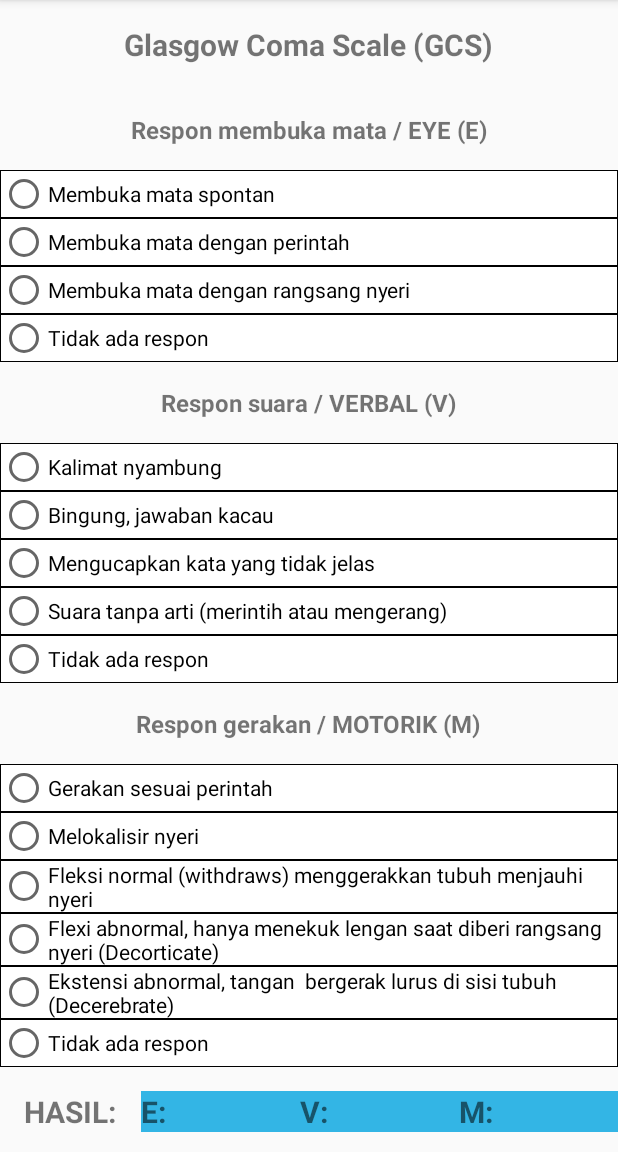
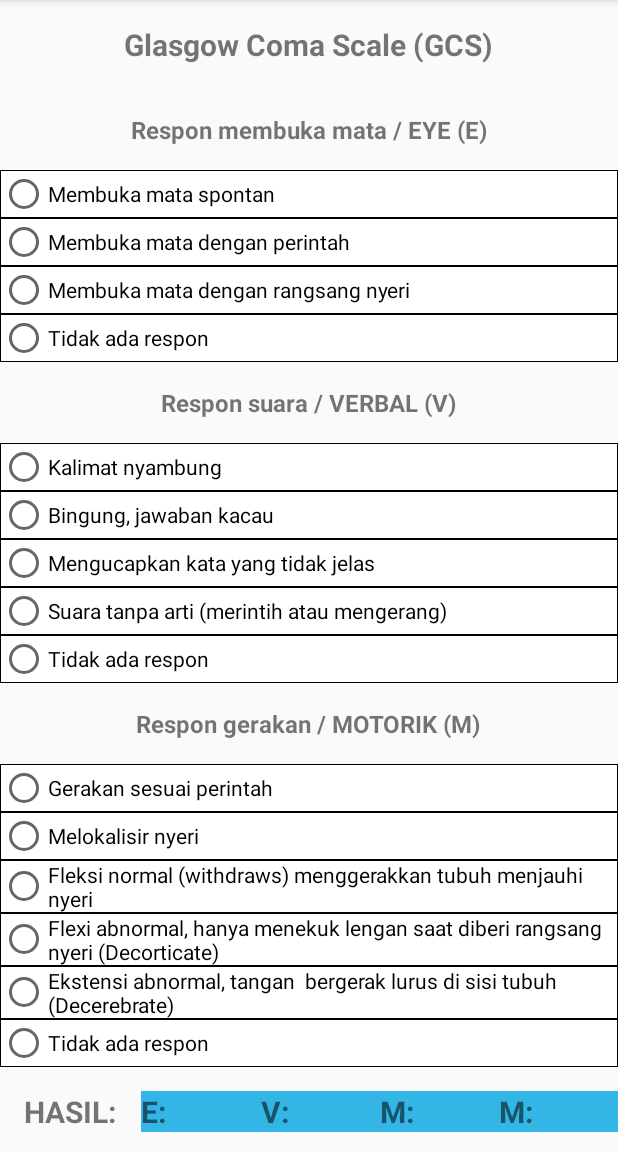
Before and after one commit to mrwicak/PemeriksaanGCS, an Android app: the screen it shows after launch (MainActivity), on a phone screen of 412 x 824 dp, the part 84-1236 px from its top. Run offline under Robolectric (Android 15) with nearby library versions, the phone set to English and light mode, and no system bars.

Commit message:
update total skor

```diff
--- a/app/src/main/res/layout/activity_main.xml
+++ b/app/src/main/res/layout/activity_main.xml
@@ -225,6 +225,17 @@
                 android:textSize="20sp"
                 android:textStyle="bold" />
 
+            <TextView
+                android:layout_marginTop="16dp"
+                android:id="@+id/tv_t"
+                android:layout_width="match_parent"
+                android:layout_height="wrap_content"
+                android:layout_weight="1"
+                android:background="@android:color/holo_blue_light"
+                android:text="M:"
+                android:textSize="20sp"
+                android:textStyle="bold" />
+
         </LinearLayout>
 
 
```
